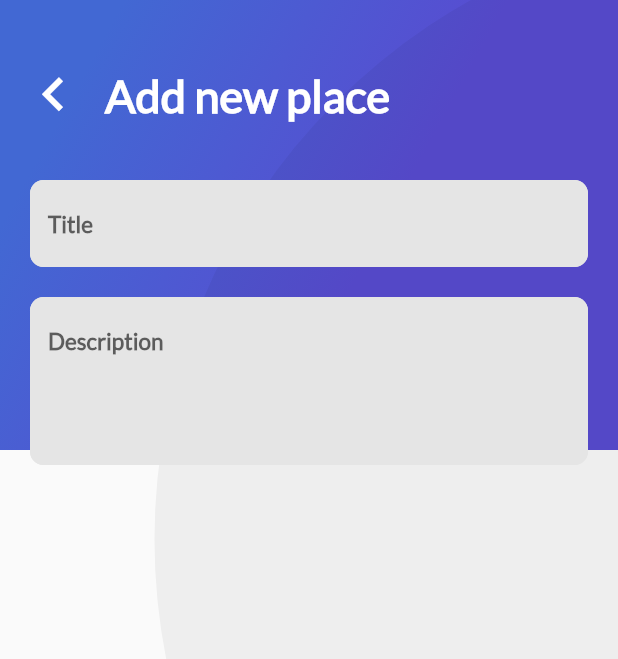
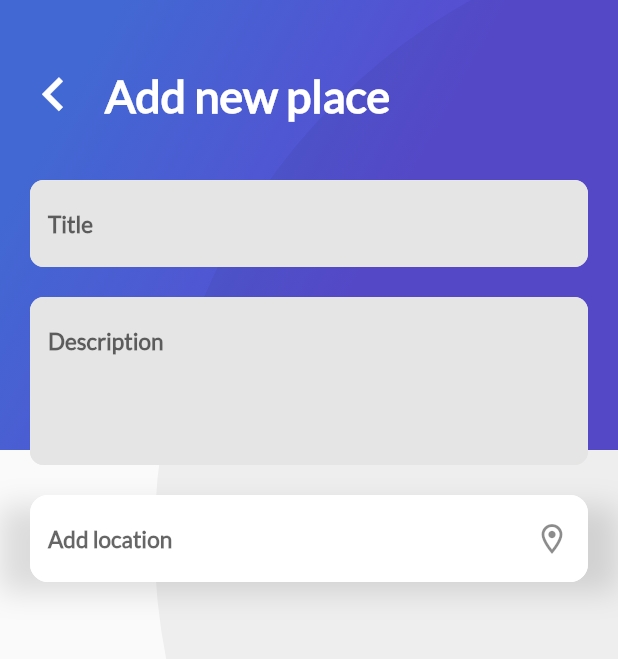
Before and after one commit to davidac2007/trips-app, a Flutter app: the AddPlaceScreen screen opened directly, on a phone screen of 412 x 824 dp. Shown: the top 659 px of the screen. Run offline on Flutter 3.47's test engine with Material 2 defaults, Android fonts, the phone set to English and light mode, and no system bars; our stand-ins replace cloud_firestore, firebase_auth, firebase_core, google_sign_in; missing offline and left inert: generic_bloc_provider; accounts and stored records are empty.

Commit message:
Added a generic text input for location

```diff
--- a/lib/place/ui/screens/add_place.dart
+++ b/lib/place/ui/screens/add_place.dart
@@ -1,6 +1,8 @@
 import 'dart:io';
 
 import 'package:flutter/material.dart';
+import 'package:trips_app/place/ui/widgets/card_image.dart';
+import 'package:trips_app/place/ui/widgets/tlocation_input.dart';
 import 'package:trips_app/user/ui/widgets/profile_background.dart';
 import 'package:trips_app/widgets/text_input.dart';
 import 'package:trips_app/widgets/title_header.dart';
@@ -55,7 +57,8 @@ class _AddPlaceScreenState extends State<AddPlaceScreen> {
             margin: EdgeInsets.only(top: 120.0, bottom: 20.0),
             child: ListView(
               children: [
-                Container(),
+                // Container(),
+
                 Container(
                     margin: EdgeInsets.only(bottom: 20.0),
                     child: TextInput(
@@ -67,7 +70,14 @@ class _AddPlaceScreenState extends State<AddPlaceScreen> {
                     hintText: "Description",
                     inputType: TextInputType.multiline,
                     controller: _controllerPlaceDescription,
-                    maxLines: 4)
+                    maxLines: 4),
+                Container(
+                  margin: EdgeInsets.only(top: 20.0),
+                  child: LocationInput(
+                    hintText: "Add location",
+                    icon: Icons.location_on_outlined,
+                  ),
+                )
               ],
             ),
           )
--- /dev/null
+++ b/lib/place/ui/widgets/tlocation_input.dart
@@ -0,0 +1,41 @@
+import 'package:flutter/material.dart';
+
+class LocationInput extends StatelessWidget {
+  final String hintText;
+  final TextEditingController controller;
+  final IconData icon;
+
+  LocationInput({this.hintText, this.controller, this.icon});
+
+  @override
+  Widget build(BuildContext context) {
+    return Container(
+      padding: EdgeInsets.only(right: 20.0, left: 20.0),
+      child: TextField(
+        controller: controller,
+        style: TextStyle(
+            fontSize: 15.0,
+            fontFamily: "Lato",
+            color: Colors.blueGrey,
+            fontWeight: FontWeight.bold),
+        decoration: InputDecoration(
+          hintText: hintText,
+          suffixIcon: Icon(icon),
+          fillColor: Colors.white,
+          filled: true,
+          border: InputBorder.none,
+          enabledBorder: OutlineInputBorder(
+              borderSide: BorderSide(color: Colors.white),
+              borderRadius: BorderRadius.all(Radius.circular(12.0))),
+          focusedBorder: OutlineInputBorder(
+              borderSide: BorderSide(color: Color(0xFFe5e5e5)),
+              borderRadius: BorderRadius.all(Radius.circular(12.0))),
+        ),
+      ),
+      decoration: BoxDecoration(boxShadow: <BoxShadow>[
+        BoxShadow(
+            color: Colors.black12, blurRadius: 15.0, offset: Offset(0.0, 7.0))
+      ]),
+    );
+  }
+}
```
